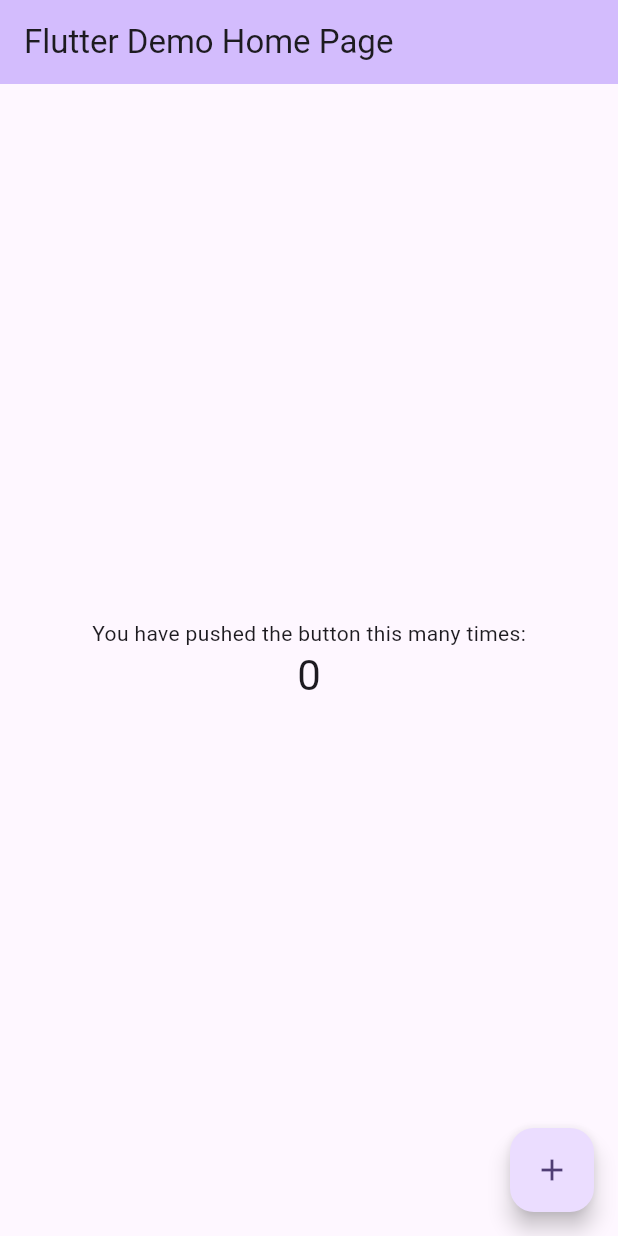
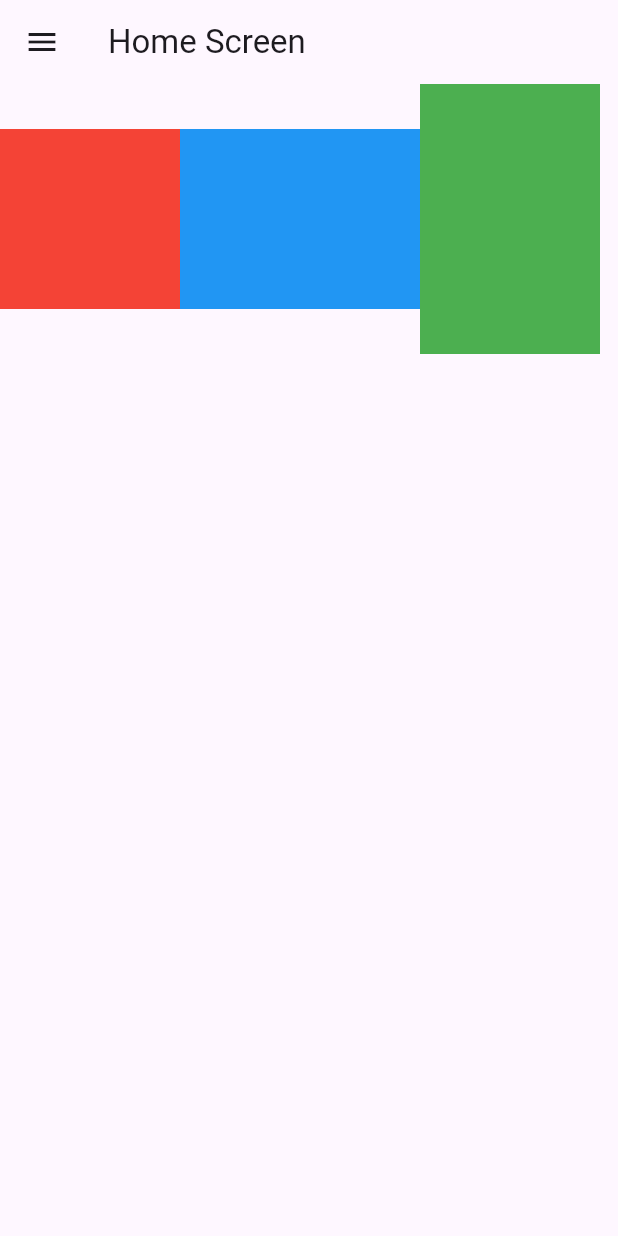
Before and after one commit to Pratiphon/Tan_app, a Flutter app: the screen it shows after launch, on a phone screen of 412 x 824 dp. Run offline on Flutter 3.47's test engine with Material 3 defaults, Android fonts, the phone set to English and light mode, and no system bars.

Commit message:
row example

```diff
--- a/lib/main.dart
+++ b/lib/main.dart
@@ -1,125 +1,18 @@
 import 'package:flutter/material.dart';
+import 'package:my_flutter_application_1/screen/home_screen.dart';
 
 void main() {
   runApp(const MyApp());
 }
 
 class MyApp extends StatelessWidget {
-  const MyApp({super.key});
+  const MyApp({Key? key}) : super(key: key);
 
-  // This widget is the root of your application.
   @override
   Widget build(BuildContext context) {
     return MaterialApp(
-      title: 'Flutter Demo',
-      theme: ThemeData(
-        // This is the theme of your application.
-        //
-        // TRY THIS: Try running your application with "flutter run". You'll see
-        // the application has a purple toolbar. Then, without quitting the app,
-        // try changing the seedColor in the colorScheme below to Colors.green
-        // and then invoke "hot reload" (save your changes or press the "hot
-        // reload" button in a Flutter-supported IDE, or press "r" if you used
-        // the command line to start the app).
-        //
-        // Notice that the counter didn't reset back to zero; the application
-        // state is not lost during the reload. To reset the state, use hot
-        // restart instead.
-        //
-        // This works for code too, not just values: Most code changes can be
-        // tested with just a hot reload.
-        colorScheme: ColorScheme.fromSeed(seedColor: Colors.deepPurple),
-        useMaterial3: true,
-      ),
-      home: const MyHomePage(title: 'Flutter Demo Home Page'),
+      title: 'Hello World',
+      home: HomeScreen(),
     );
   }
 }
-
-class MyHomePage extends StatefulWidget {
-  const MyHomePage({super.key, required this.title});
-
-  // This widget is the home page of your application. It is stateful, meaning
-  // that it has a State object (defined below) that contains fields that affect
-  // how it looks.
-
-  // This class is the configuration for the state. It holds the values (in this
-  // case the title) provided by the parent (in this case the App widget) and
-  // used by the build method of the State. Fields in a Widget subclass are
-  // always marked "final".
-
-  final String title;
-
-  @override
-  State<MyHomePage> createState() => _MyHomePageState();
-}
-
-class _MyHomePageState extends State<MyHomePage> {
-  int _counter = 0;
-
-  void _incrementCounter() {
-    setState(() {
-      // This call to setState tells the Flutter framework that something has
-      // changed in this State, which causes it to rerun the build method below
-      // so that the display can reflect the updated values. If we changed
-      // _counter without calling setState(), then the build method would not be
-      // called again, and so nothing would appear to happen.
-      _counter++;
-    });
-  }
-
-  @override
-  Widget build(BuildContext context) {
-    // This method is rerun every time setState is called, for instance as done
-    // by the _incrementCounter method above.
-    //
-    // The Flutter framework has been optimized to make rerunning build methods
-    // fast, so that you can just rebuild anything that needs updating rather
-    // than having to individually change instances of widgets.
-    return Scaffold(
-      appBar: AppBar(
-        // TRY THIS: Try changing the color here to a specific color (to
-        // Colors.amber, perhaps?) and trigger a hot reload to see the AppBar
-        // change color while the other colors stay the same.
-        backgroundColor: Theme.of(context).colorScheme.inversePrimary,
-        // Here we take the value from the MyHomePage object that was created by
-        // the App.build method, and use it to set our appbar title.
-        title: Text(widget.title),
-      ),
-      body: Center(
-        // Center is a layout widget. It takes a single child and positions it
-        // in the middle of the parent.
-        child: Column(
-          // Column is also a layout widget. It takes a list of children and
-          // arranges them vertically. By default, it sizes itself to fit its
-          // children horizontally, and tries to be as tall as its parent.
-          //
-          // Column has various properties to control how it sizes itself and
-          // how it positions its children. Here we use mainAxisAlignment to
-          // center the children vertically; the main axis here is the vertical
-          // axis because Columns are vertical (the cross axis would be
-          // horizontal).
-          //
-          // TRY THIS: Invoke "debug painting" (choose the "Toggle Debug Paint"
-          // action in the IDE, or press "p" in the console), to see the
-          // wireframe for each widget.
-          mainAxisAlignment: MainAxisAlignment.center,
-          children: <Widget>[
-            const Text(
-              'You have pushed the button this many times:',
-            ),
-            Text(
-              '$_counter',
-              style: Theme.of(context).textTheme.headlineMedium,
-            ),
-          ],
-        ),
-      ),
-      floatingActionButton: FloatingActionButton(
-        onPressed: _incrementCounter,
-        tooltip: 'Increment',
-        child: const Icon(Icons.add),
-      ), // This trailing comma makes auto-formatting nicer for build methods.
-    );
-  }
-}
--- /dev/null
+++ b/lib/screen/home_screen.dart
@@ -0,0 +1,39 @@
+import 'package:flutter/material.dart';
+
+/* import 'package:my_flutter_application_1/screen/second_screen.dart';
+ */
+class HomeScreen extends StatelessWidget {
+  const HomeScreen({Key? key}) : super(key: key);
+
+  @override
+  @override
+  Widget build(BuildContext context) {
+    return Scaffold(
+      drawer: const Drawer(
+        child: Text('Drawer'),
+      ),
+      appBar: AppBar(
+        title: const Text('Home Screen'),
+      ),
+      body: Container(
+        child: Row(children: [
+          Container(
+            color: Colors.red,
+            width: 120,
+            height: 120,
+          ),
+          Container(
+            color: Colors.blue,
+            width: 160,
+            height: 120,
+          ),
+          Container(
+            color: Colors.green,
+            width: 120,
+            height: 180,
+          ),
+        ]),
+      ),
+    );
+  }
+}
```
Also changed, not shown: lib/age.dart (deleted, +0 -7 lines), lib/screen/second_screen.dart (added, +30 -0 lines).
